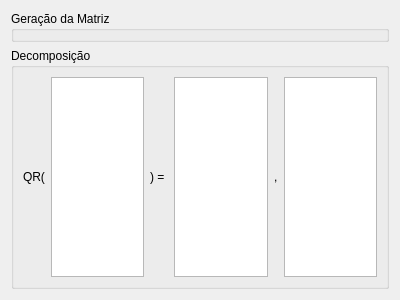
RicardoBusta/Doutorado, file Algebra/Matrix01/T2/qr_tab.ui: the form before one commit.
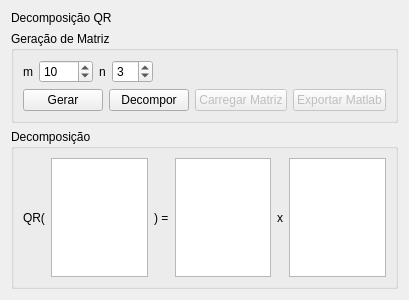
The form after the commit.

Commit message: Desistindo do C++ e indo pro matlab.

```diff
--- a/Algebra/Matrix01/T2/qr_tab.ui
+++ b/Algebra/Matrix01/T2/qr_tab.ui
@@ -15,10 +15,124 @@
   </property>
   <layout class="QVBoxLayout" name="verticalLayout">
    <item>
-    <widget class="QGroupBox" name="groupBox_2">
+    <widget class="QLabel" name="label_8">
+     <property name="text">
+      <string>Decomposição QR</string>
+     </property>
+    </widget>
+   </item>
+   <item>
+    <widget class="QGroupBox" name="groupBox_3">
      <property name="title">
-      <string>Geração da Matriz</string>
+      <string>Geração de Matriz</string>
      </property>
+     <layout class="QVBoxLayout" name="verticalLayout_2">
+      <item>
+       <layout class="QHBoxLayout" name="horizontalLayout">
+        <item>
+         <widget class="QLabel" name="label_4">
+          <property name="text">
+           <string>m</string>
+          </property>
+         </widget>
+        </item>
+        <item>
+         <widget class="QSpinBox" name="m_spinBox">
+          <property name="minimum">
+           <number>1</number>
+          </property>
+          <property name="maximum">
+           <number>9999</number>
+          </property>
+          <property name="value">
+           <number>10</number>
+          </property>
+         </widget>
+        </item>
+        <item>
+         <widget class="QLabel" name="label">
+          <property name="text">
+           <string>n</string>
+          </property>
+         </widget>
+        </item>
+        <item>
+         <widget class="QSpinBox" name="n_spinBox">
+          <property name="minimum">
+           <number>1</number>
+          </property>
+          <property name="value">
+           <number>3</number>
+          </property>
+         </widget>
+        </item>
+        <item>
+         <spacer name="horizontalSpacer">
+          <property name="orientation">
+           <enum>Qt::Horizontal</enum>
+          </property>
+          <property name="sizeHint" stdset="0">
+           <size>
+            <width>40</width>
+            <height>20</height>
+           </size>
+          </property>
+         </spacer>
+        </item>
+       </layout>
+      </item>
+      <item>
+       <layout class="QHBoxLayout" name="horizontalLayout_4">
+        <item>
+         <widget class="QPushButton" name="gen_pushButton">
+          <property name="text">
+           <string>Gerar</string>
+          </property>
+         </widget>
+        </item>
+        <item>
+         <widget class="QPushButton" name="deco_pushButton">
+          <property name="text">
+           <string>Decompor</string>
+          </property>
+         </widget>
+        </item>
+        <item>
+         <widget class="QPushButton" name="pushButton">
+          <property name="enabled">
+           <bool>false</bool>
+          </property>
+          <property name="text">
+           <string>Carregar Matriz</string>
+          </property>
+         </widget>
+        </item>
+        <item>
+         <widget class="QPushButton" name="pushButton_2">
+          <property name="enabled">
+           <bool>false</bool>
+          </property>
+          <property name="text">
+           <string>Exportar Matlab</string>
+          </property>
+         </widget>
+        </item>
+        <item>
+         <spacer name="horizontalSpacer_2">
+          <property name="orientation">
+           <enum>Qt::Horizontal</enum>
+          </property>
+          <property name="sizeHint" stdset="0">
+           <size>
+            <width>40</width>
+            <height>20</height>
+           </size>
+          </property>
+         </spacer>
+        </item>
+       </layout>
+      </item>
+     </layout>
     </widget>
    </item>
    <item>
@@ -28,7 +142,7 @@
      </property>
      <layout class="QHBoxLayout" name="horizontalLayout_3">
       <item>
-       <widget class="QLabel" name="label">
+       <widget class="QLabel" name="label_5">
         <property name="text">
          <string>QR(</string>
         </property>
@@ -50,7 +164,7 @@
       <item>
        <widget class="QLabel" name="label_2">
         <property name="text">
-         <string>) = </string>
+         <string>) =</string>
         </property>
        </widget>
       </item>
@@ -70,7 +184,7 @@
       <item>
        <widget class="QLabel" name="label_3">
         <property name="text">
-         <string>,</string>
+         <string>x</string>
         </property>
        </widget>
       </item>
```
Left out of the diff: 20 changed lines with no effect on the pictures. The commit also changes 11 other files.
